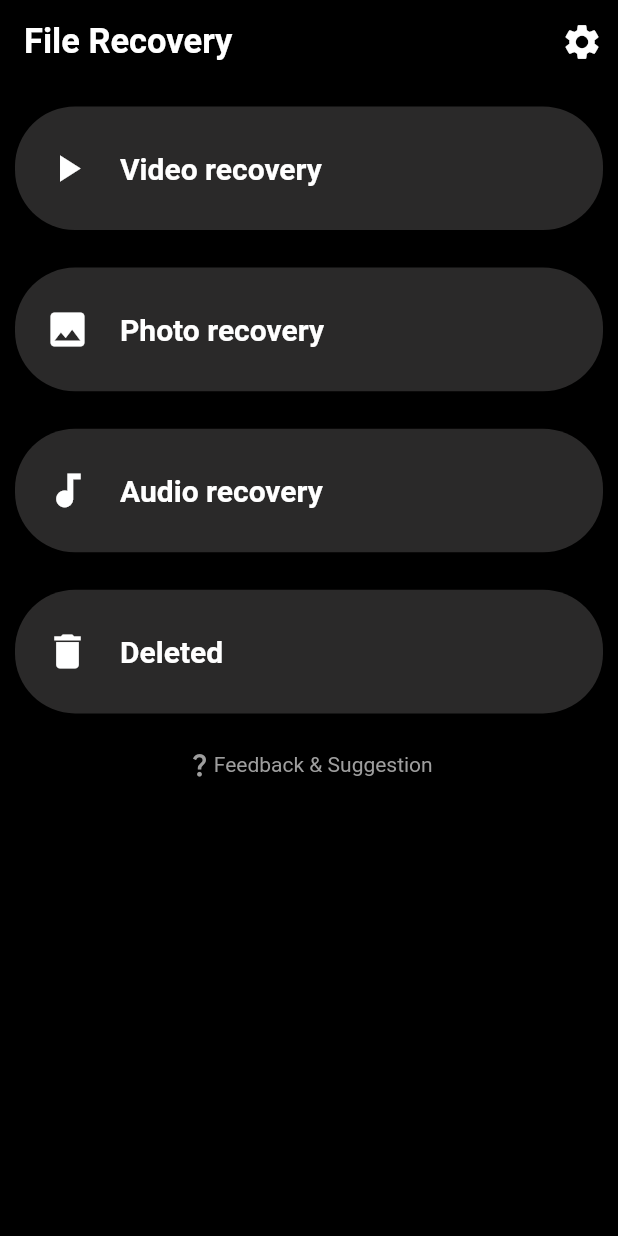
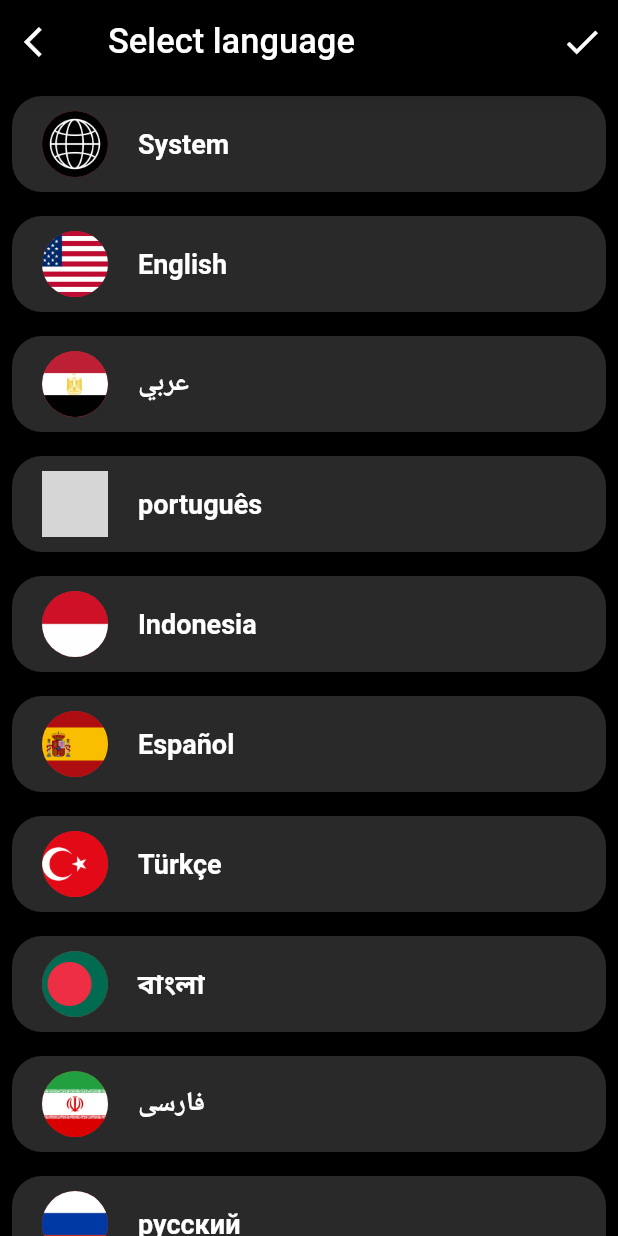
Before and after one commit to Dhvanit4919/file_recovery_tryon, a Flutter app: the screen it shows after launch, on a phone screen of 412 x 824 dp. Run offline on Flutter 3.47's test engine with Material 2 defaults, Android fonts, the phone set to English and light mode, and no system bars; our stand-ins replace get, image_picker, permission_handler, video_player; missing offline and left inert: flutter_email_sender, flutter_share, smiley_rating_dialog, video_thumbnail; grey boxes are pictures that could not be loaded.

Commit message:
final change

```diff
--- a/lib/main.dart
+++ b/lib/main.dart
@@ -39,7 +39,7 @@ class MyApp extends StatelessWidget {
     return MaterialApp(
       routes: {
         "/feedback": (context) => feedback(),
-        // "/MyHomePage": ((context) => MyHomePage()),
+        "/MyHomePage": ((context) => MyHomePage()),
         // '/rate_us': ((context) => rate_us()),
         '/terms': ((context) => terms()),
         '/privacy': ((context) => privacy()),
@@ -54,131 +54,131 @@ class MyApp extends StatelessWidget {
       theme: ThemeData(
         primarySwatch: Colors.red,
       ),
-      home: file_recovery(),
+      home: MyHomePage(),
     );
   }
 }
 
-// class MyHomePage extends StatefulWidget {
-//   MyHomePage({Key? key}) : super(key: key);
+class MyHomePage extends StatefulWidget {
+  MyHomePage({Key? key}) : super(key: key);
 
-//   @override
-//   State<MyHomePage> createState() => _MyHomePageState();
-// }
+  @override
+  State<MyHomePage> createState() => _MyHomePageState();
+}
 
-// class _MyHomePageState extends State<MyHomePage> {
-//   int? _selectindexcolor;
-//   // late Box<String> Language;
-//   @override
-//   void initState() {
-//     // ignore: todo
-//     // TODO: implement initState
-//     super.initState();
-//     // Language = Hive.box<String>("language");
-//   }
+class _MyHomePageState extends State<MyHomePage> {
+  int? _selectindexcolor;
+  // late Box<String> Language;
+  @override
+  void initState() {
+    // ignore: todo
+    // TODO: implement initState
+    super.initState();
+    // Language = Hive.box<String>("language");
+  }
 
-//   @override
-//   Widget build(BuildContext context) {
-//     return Scaffold(
-//         backgroundColor: Colors.black,
-//         appBar: AppBar(
-//           leading: IconButton(
-//             icon: Icon(Icons.arrow_back_ios),
-//             onPressed: () {
-//               showExitPopup(context);
-//               // print(showExitPopup(context));
-//             },
-//           ),
-//           backgroundColor: Colors.black,
-//           title: Text(
-//             "Select language",
-//             style: TextStyle(fontWeight: FontWeight.w500, fontSize: 23),
-//           ),
-//           actions: [
-//             IconButton(
-//               onPressed: () {
-//                 Navigator.push(context,
-//                     MaterialPageRoute(builder: (context) => file_recovery()));
-//               },
-//               icon: Icon(Icons.check),
-//               iconSize: 28,
-//             ),
-//           ],
-//         ),
-//         body: ListView.builder(
-//             itemCount: language.length,
-//             itemBuilder: (context, index) {
-//               return Padding(
-//                 padding: const EdgeInsets.all(8.0),
-//                 child: InkWell(
-//                   onTap: () {
-//                     setState(() {
-//                       _selectindexcolor = index;
-//                     });
-//                   },
-//                   child: Container(
-//                     decoration: BoxDecoration(
-//                         borderRadius: BorderRadius.circular(20),
-//                         color: _selectindexcolor == index
-//                             ? Color.fromARGB(255, 210, 28, 28)
-//                             : Color.fromARGB(255, 42, 41, 41)),
-//                     child: Padding(
-//                       padding: const EdgeInsets.all(4.0),
-//                       child: ListTile(
-//                         title: Row(children: [
-//                           CircleAvatar(
-//                             radius: 22,
-//                             backgroundImage: AssetImage(image[index]),
-//                             // backgroundColor: Colors.transparent,
-//                           ),
-//                           SizedBox(
-//                             width: 20,
-//                           ),
-//                           Text(
-//                             language[index],
-//                             style: TextStyle(
-//                                 color: Colors.white,
-//                                 fontWeight: FontWeight.bold,
-//                                 fontSize: 18),
-//                           )
-//                         ]),
-//                       ),
-//                     ),
-//                   ),
-//                 ),
-//               );
-//             }));
-//   }
-// }
+  @override
+  Widget build(BuildContext context) {
+    return Scaffold(
+        backgroundColor: Colors.black,
+        appBar: AppBar(
+          leading: IconButton(
+            icon: Icon(Icons.arrow_back_ios),
+            onPressed: () {
+              showExitPopup(context);
+              // print(showExitPopup(context));
+            },
+          ),
+          backgroundColor: Colors.black,
+          title: Text(
+            "Select language",
+            style: TextStyle(fontWeight: FontWeight.w500, fontSize: 23),
+          ),
+          actions: [
+            IconButton(
+              onPressed: () {
+                Navigator.push(context,
+                    MaterialPageRoute(builder: (context) => file_recovery()));
+              },
+              icon: Icon(Icons.check),
+              iconSize: 28,
+            ),
+          ],
+        ),
+        body: ListView.builder(
+            itemCount: language.length,
+            itemBuilder: (context, index) {
+              return Padding(
+                padding: const EdgeInsets.all(8.0),
+                child: InkWell(
+                  onTap: () {
+                    setState(() {
+                      _selectindexcolor = index;
+                    });
+                  },
+                  child: Container(
+                    decoration: BoxDecoration(
+                        borderRadius: BorderRadius.circular(20),
+                        color: _selectindexcolor == index
+                            ? Color.fromARGB(255, 210, 28, 28)
+                            : Color.fromARGB(255, 42, 41, 41)),
+                    child: Padding(
+                      padding: const EdgeInsets.all(4.0),
+                      child: ListTile(
+                        title: Row(children: [
+                          CircleAvatar(
+                            radius: 22,
+                            backgroundImage: AssetImage(image[index]),
+                            // backgroundColor: Colors.transparent,
+                          ),
+                          SizedBox(
+                            width: 20,
+                          ),
+                          Text(
+                            language[index],
+                            style: TextStyle(
+                                color: Colors.white,
+                                fontWeight: FontWeight.bold,
+                                fontSize: 18),
+                          )
+                        ]),
+                      ),
+                    ),
+                  ),
+                ),
+              );
+            }));
+  }
+}
 
-// List language = [
-//   "System",
-//   "English",
-//   "عربي",
-//   "português",
-//   "Indonesia",
-//   "Español",
-//   "Türkçe ",
-//   "বাংলা",
-//   "فارسی",
-//   "русский",
-//   "پاکستانی",
-//   "Melayu",
-//   "Tiếng việt"
-// ];
+List language = [
+  "System",
+  "English",
+  "عربي",
+  "português",
+  "Indonesia",
+  "Español",
+  "Türkçe ",
+  "বাংলা",
+  "فارسی",
+  "русский",
+  "پاکستانی",
+  "Melayu",
+  "Tiếng việt"
+];
 
-// List image = [
-//   "assets/system.jpg",
-//   "assets/english.webp",
-//   "assets/egypt.webp",
-//   "assets/barzil.webp",
-//   "assets/indonesia.png",
-//   "assets/red_yellow.png",
-//   "assets/turky.webp",
-//   "assets/bangla.webp",
-//   "assets/iran.webp",
-//   "assets/russia.webp",
-//   "assets/pakistan.webp",
-//   "assets/malesiya.webp",
-//   "assets/viet.webp"
-// ];
+List image = [
+  "assets/system.jpg",
+  "assets/english.webp",
+  "assets/egypt.webp",
+  "assets/barzil.webp",
+  "assets/indonesia.png",
+  "assets/red_yellow.png",
+  "assets/turky.webp",
+  "assets/bangla.webp",
+  "assets/iran.webp",
+  "assets/russia.webp",
+  "assets/pakistan.webp",
+  "assets/malesiya.webp",
+  "assets/viet.webp"
+];
```
